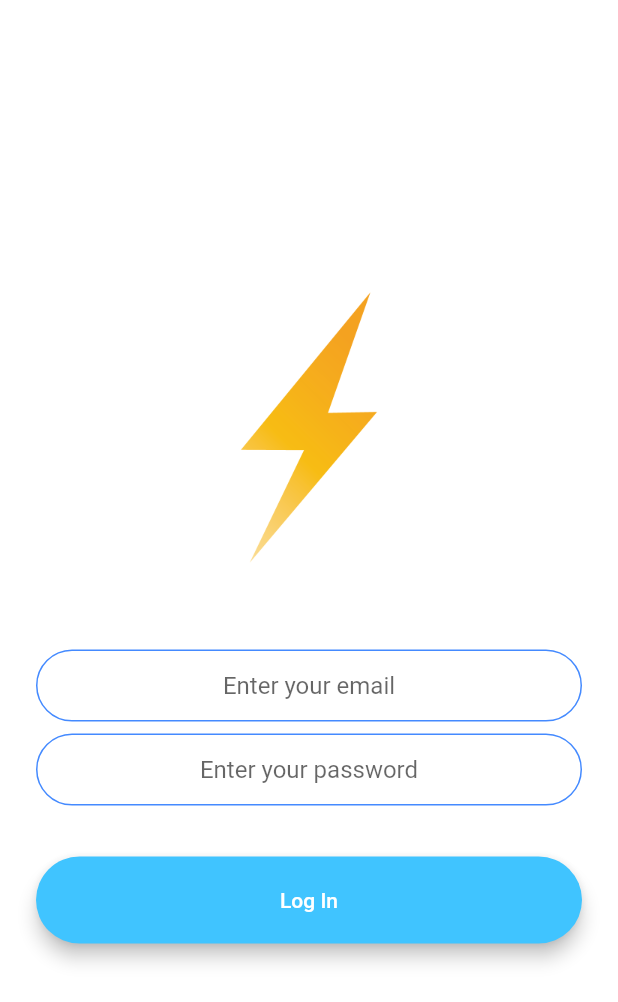
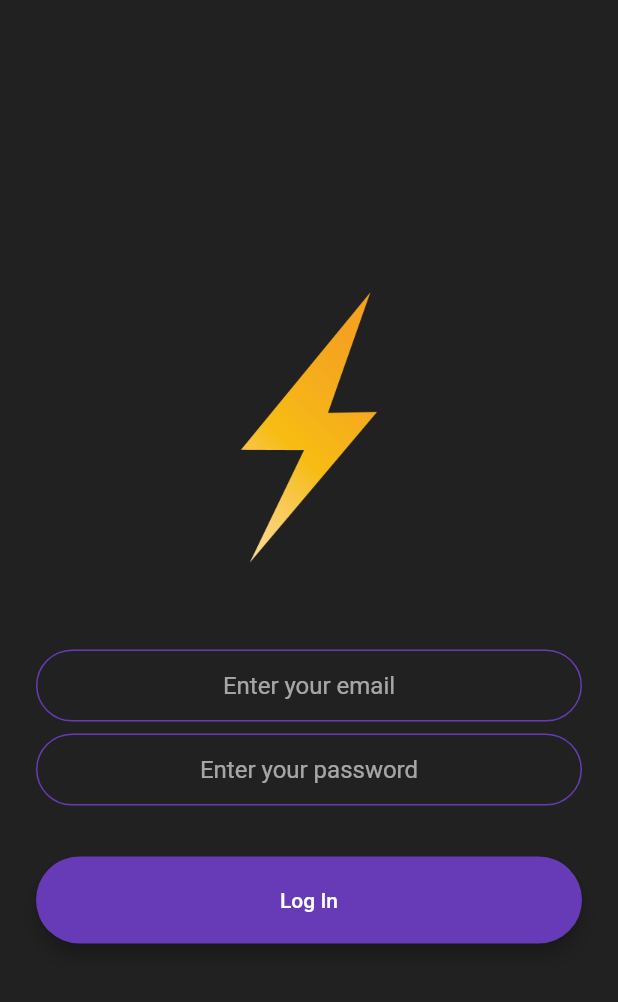
Before and after one commit to AnexDev1/Flash-Chat-, a Flutter app: the screen it shows after launch, after a tap on "Login", on a phone screen of 412 x 824 dp. Shown: the top 1002 px of the screen. Run offline on Flutter 3.47's test engine with Material 2 defaults, Android fonts, the phone set to English and light mode, and no system bars; drawn by our look-alikes of modal_progress_hud_nsn; our stand-ins replace animated_text_kit, cloud_firestore, firebase_auth, firebase_core; accounts and stored records are empty.

Commit message:
updated color scheme

```diff
--- a/lib/components/message_bubble.dart
+++ b/lib/components/message_bubble.dart
@@ -33,7 +33,7 @@ class MessageBubble extends StatelessWidget {
                     bottomRight: Radius.circular(30.0),
                   ),
             elevation: 5.0,
-            color: isMe == true ? Colors.lightBlueAccent : Colors.white,
+            color: isMe == true ? Colors.deepPurpleAccent : Colors.white,
             child: Padding(
               padding:
                   const EdgeInsets.symmetric(vertical: 10.0, horizontal: 20.0),
--- a/lib/constants.dart
+++ b/lib/constants.dart
@@ -1,7 +1,7 @@
 import 'package:flutter/material.dart';
 
 const kSendButtonTextStyle = TextStyle(
-  color: Colors.lightBlueAccent,
+  color: Colors.deepPurpleAccent,
   fontWeight: FontWeight.bold,
   fontSize: 18.0,
 );
@@ -14,7 +14,7 @@ const kMessageTextFieldDecoration = InputDecoration(
 
 const kMessageContainerDecoration = BoxDecoration(
   border: Border(
-    top: BorderSide(color: Colors.lightBlueAccent, width: 2.0),
+    top: BorderSide(color: Colors.deepPurple, width: 2.0),
   ),
 );
 const kTextFieldDecoration = InputDecoration(
@@ -24,11 +24,11 @@ const kTextFieldDecoration = InputDecoration(
     borderRadius: BorderRadius.all(Radius.circular(32.0)),
   ),
   enabledBorder: OutlineInputBorder(
-    borderSide: BorderSide(color: Colors.blueAccent, width: 1.0),
+    borderSide: BorderSide(color: Colors.deepPurple, width: 1.0),
     borderRadius: BorderRadius.all(Radius.circular(32.0)),
   ),
   focusedBorder: OutlineInputBorder(
-    borderSide: BorderSide(color: Colors.blueAccent, width: 2.0),
+    borderSide: BorderSide(color: Colors.deepPurple, width: 2.0),
     borderRadius: BorderRadius.all(Radius.circular(32.0)),
   ),
 );
--- a/lib/main.dart
+++ b/lib/main.dart
@@ -17,6 +17,7 @@ class FlashChat extends StatelessWidget {
   @override
   Widget build(BuildContext context) {
     return MaterialApp(
+      theme: ThemeData.dark(),
       initialRoute: WelcomeScreen.id,
       routes: {
         WelcomeScreen.id: (context) => const WelcomeScreen(),
--- a/lib/screens/chat_screen.dart
+++ b/lib/screens/chat_screen.dart
@@ -41,6 +41,7 @@ class _ChatScreenState extends State<ChatScreen> {
   @override
   Widget build(BuildContext context) {
     return Scaffold(
+      backgroundColor: Colors.black54,
       appBar: AppBar(
         leading: null,
         actions: <Widget>[
@@ -52,7 +53,7 @@ class _ChatScreenState extends State<ChatScreen> {
               }),
         ],
         title: const Text('⚡️Chat'),
-        backgroundColor: Colors.lightBlueAccent,
+        backgroundColor: Colors.deepPurple,
       ),
       body: SafeArea(
         child: Column(
--- a/lib/screens/login_screen.dart
+++ b/lib/screens/login_screen.dart
@@ -21,7 +21,7 @@ class _LoginScreenState extends State<LoginScreen> {
   @override
   Widget build(BuildContext context) {
     return Scaffold(
-      backgroundColor: Colors.white,
+      backgroundColor: Colors.grey[900],
       body: ModalProgressHUD(
         inAsyncCall: showSpinner,
         child: Padding(
@@ -67,7 +67,7 @@ class _LoginScreenState extends State<LoginScreen> {
                 height: 24.0,
               ),
               RoundedButton(
-                color: Colors.lightBlueAccent,
+                color: Colors.deepPurple,
                 text: 'Log In',
                 onTap: () async {
                   setState(() {
--- a/lib/screens/registration_screen.dart
+++ b/lib/screens/registration_screen.dart
@@ -22,7 +22,7 @@ class _RegistrationScreenState extends State<RegistrationScreen> {
   @override
   Widget build(BuildContext context) {
     return Scaffold(
-      backgroundColor: Colors.white,
+      backgroundColor: Colors.grey[800],
       body: ModalProgressHUD(
         inAsyncCall: showSpinner,
         child: Padding(
@@ -68,7 +68,7 @@ class _RegistrationScreenState extends State<RegistrationScreen> {
                 height: 24.0,
               ),
               RoundedButton(
-                color: Colors.blueAccent,
+                color: Colors.teal,
                 text: 'Register',
                 onTap: () async {
                   setState(
--- a/lib/screens/welcome_screen.dart
+++ b/lib/screens/welcome_screen.dart
@@ -52,7 +52,7 @@ class _WelcomeScreenState extends State<WelcomeScreen>
   @override
   Widget build(BuildContext context) {
     return Scaffold(
-      backgroundColor: animation.value,
+      backgroundColor: Colors.black,
       body: Padding(
         padding: const EdgeInsets.symmetric(horizontal: 24.0),
         child: Column(
@@ -87,14 +87,14 @@ class _WelcomeScreenState extends State<WelcomeScreen>
               height: 46.0,
             ),
             RoundedButton(
-              color: Colors.lightBlueAccent,
+              color: Colors.deepPurple,
               text: 'Login',
               onTap: () {
                 Navigator.pushNamed(context, LoginScreen.id);
               },
             ),
             RoundedButton(
-                color: Colors.blueAccent,
+                color: Colors.teal,
                 text: 'Register',
                 onTap: () {
                   Navigator.pushNamed(context, RegistrationScreen.id);
```
